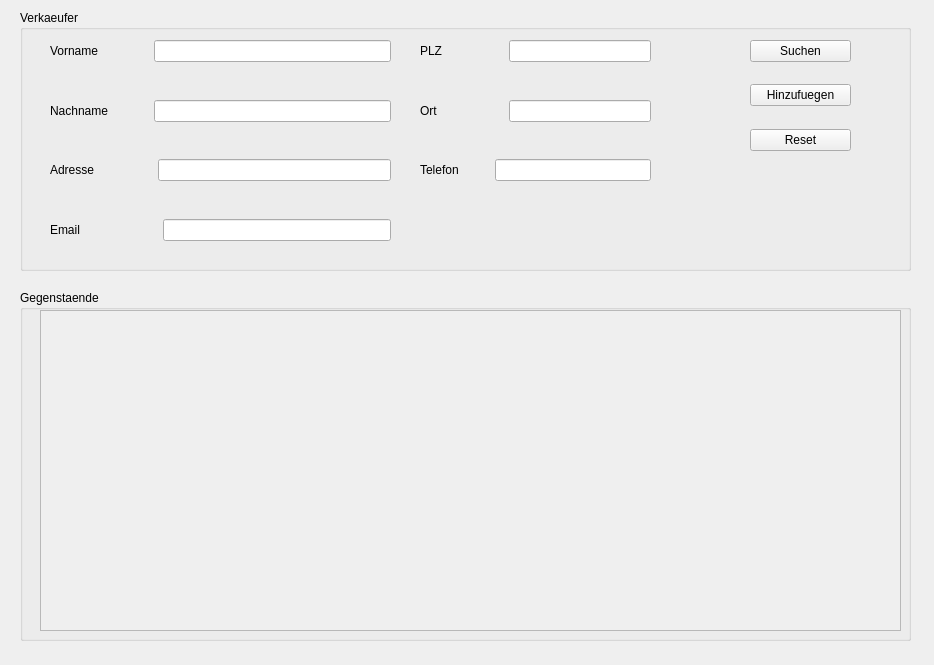
hoihrig/iBasar, file iBasar/sellerregistrationwidget.ui: the form before one commit.
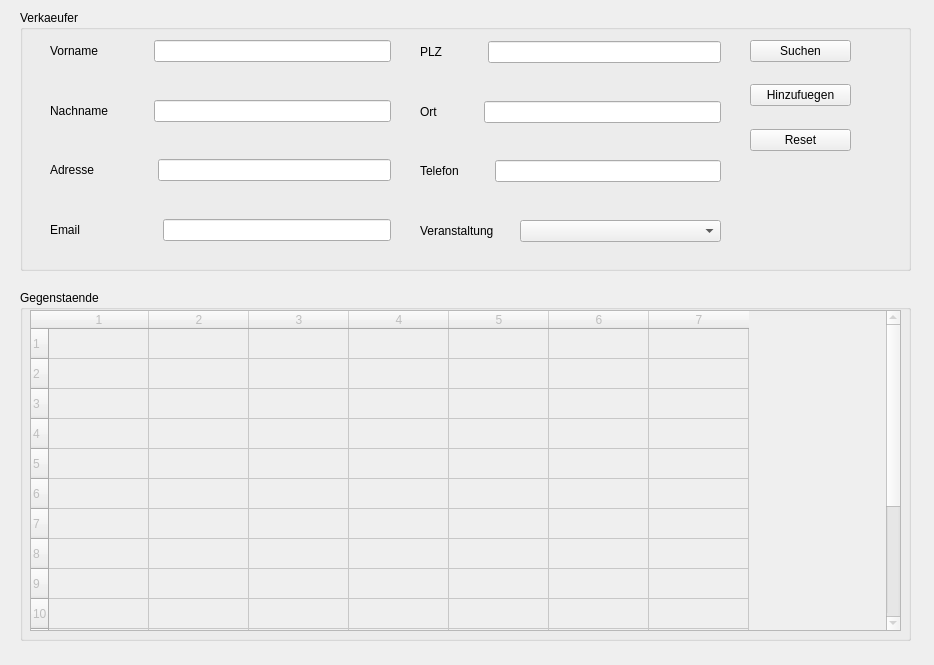
The form after the commit.

Commit message: Added EventList to Seller Registration

Diff of the .ui file:
```diff
--- a/iBasar/sellerregistrationwidget.ui
+++ b/iBasar/sellerregistrationwidget.ui
@@ -242,13 +242,72 @@
      </item>
     </layout>
    </widget>
+   <widget class="QWidget" name="">
+    <property name="geometry">
+     <rect>
+      <x>730</x>
+      <y>30</y>
+      <width>101</width>
+      <height>111</height>
+     </rect>
+    </property>
+    <layout class="QVBoxLayout" name="verticalLayout_3">
+     <item>
+      <widget class="QPushButton" name="sellersearchbtn">
+       <property name="text">
+        <string>Suchen</string>
+       </property>
+      </widget>
+     </item>
+     <item>
+      <spacer name="verticalSpacer_6">
+       <property name="orientation">
+        <enum>Qt::Vertical</enum>
+       </property>
+       <property name="sizeHint" stdset="0">
+        <size>
+         <width>20</width>
+         <height>18</height>
+        </size>
+       </property>
+      </spacer>
+     </item>
+     <item>
+      <widget class="QPushButton" name="selleraddbtn">
+       <property name="text">
+        <string>Hinzufuegen</string>
+       </property>
+      </widget>
+     </item>
+     <item>
+      <spacer name="verticalSpacer_7">
+       <property name="orientation">
+        <enum>Qt::Vertical</enum>
+       </property>
+       <property name="sizeHint" stdset="0">
+        <size>
+         <width>20</width>
+         <height>18</height>
+        </size>
+       </property>
+      </spacer>
+     </item>
+     <item>
+      <widget class="QPushButton" name="sellerresetbtn">
+       <property name="text">
+        <string>Reset</string>
+       </property>
+      </widget>
+     </item>
+    </layout>
+   </widget>
    <widget class="QWidget" name="">
     <property name="geometry">
      <rect>
       <x>400</x>
-      <y>30</y>
-      <width>231</width>
-      <height>141</height>
+      <y>31</y>
+      <width>301</width>
+      <height>201</height>
      </rect>
     </property>
     <layout class="QVBoxLayout" name="verticalLayout_2">
@@ -276,6 +335,12 @@
        </item>
        <item>
         <widget class="QLineEdit" name="plzedit">
+         <property name="sizePolicy">
+          <sizepolicy hsizetype="Expanding" vsizetype="Fixed">
+           <horstretch>2</horstretch>
+           <verstretch>0</verstretch>
+          </sizepolicy>
+         </property>
          <property name="minimumSize">
           <size>
            <width>142</width>
@@ -323,6 +388,12 @@
        </item>
        <item>
         <widget class="QLineEdit" name="cityedit">
+         <property name="sizePolicy">
+          <sizepolicy hsizetype="Expanding" vsizetype="Fixed">
+           <horstretch>2</horstretch>
+           <verstretch>0</verstretch>
+          </sizepolicy>
+         </property>
          <property name="minimumSize">
           <size>
            <width>142</width>
@@ -372,13 +443,13 @@
         <widget class="QLineEdit" name="phoneedit">
          <property name="sizePolicy">
           <sizepolicy hsizetype="Expanding" vsizetype="Fixed">
-           <horstretch>1</horstretch>
+           <horstretch>2</horstretch>
            <verstretch>0</verstretch>
           </sizepolicy>
          </property>
          <property name="minimumSize">
           <size>
-           <width>142</width>
+           <width>225</width>
            <height>0</height>
           </size>
          </property>
@@ -386,64 +457,52 @@
        </item>
       </layout>
      </item>
-    </layout>
-   </widget>
-   <widget class="QWidget" name="">
-    <property name="geometry">
-     <rect>
-      <x>730</x>
-      <y>30</y>
-      <width>101</width>
-      <height>111</height>
-     </rect>
-    </property>
-    <layout class="QVBoxLayout" name="verticalLayout_3">
      <item>
-      <widget class="QPushButton" name="sellersearchbtn">
-       <property name="text">
-        <string>Suchen</string>
-       </property>
-      </widget>
-     </item>
-     <item>
-      <spacer name="verticalSpacer_6">
+      <spacer name="verticalSpacer_8">
        <property name="orientation">
         <enum>Qt::Vertical</enum>
        </property>
        <property name="sizeHint" stdset="0">
         <size>
          <width>20</width>
-         <height>18</height>
+         <height>28</height>
         </size>
        </property>
       </spacer>
      </item>
      <item>
-      <widget class="QPushButton" name="selleraddbtn">
-       <property name="text">
-        <string>Hinzufuegen</string>
-       </property>
-      </widget>
-     </item>
-     <item>
-      <spacer name="verticalSpacer_7">
-       <property name="orientation">
-        <enum>Qt::Vertical</enum>
-       </property>
-       <property name="sizeHint" stdset="0">
-        <size>
-         <width>20</width>
-         <height>18</height>
-        </size>
-       </property>
-      </spacer>
-     </item>
-     <item>
-      <widget class="QPushButton" name="sellerresetbtn">
-       <property name="text">
-        <string>Reset</string>
-       </property>
-      </widget>
+      <layout class="QHBoxLayout" name="horizontalLayout_8">
+       <item>
+        <widget class="QLabel" name="eventlbl">
+         <property name="text">
+          <string>Veranstaltung</string>
+         </property>
+        </widget>
+       </item>
+       <item>
+        <spacer name="horizontalSpacer_8">
+         <property name="orientation">
+          <enum>Qt::Horizontal</enum>
+         </property>
+         <property name="sizeHint" stdset="0">
+          <size>
+           <width>20</width>
+           <height>20</height>
+          </size>
+         </property>
+        </spacer>
+       </item>
+       <item>
+        <widget class="QComboBox" name="eventComboBox">
+         <property name="sizePolicy">
+          <sizepolicy hsizetype="Expanding" vsizetype="Fixed">
+           <horstretch>2</horstretch>
+           <verstretch>0</verstretch>
+          </sizepolicy>
+         </property>
+        </widget>
+       </item>
+      </layout>
      </item>
     </layout>
    </widget>
@@ -460,18 +519,47 @@
    <property name="title">
     <string>Gegenstaende</string>
    </property>
-   <widget class="QTableView" name="itemtableView">
+   <widget class="QTableWidget" name="tableWidget">
     <property name="enabled">
      <bool>false</bool>
     </property>
     <property name="geometry">
      <rect>
-      <x>20</x>
+      <x>10</x>
       <y>20</y>
-      <width>861</width>
+      <width>871</width>
       <height>321</height>
      </rect>
     </property>
+    <property name="rowCount">
+     <number>16</number>
+    </property>
+    <property name="columnCount">
+     <number>7</number>
+    </property>
+    <row/>
+    <row/>
+    <row/>
+    <row/>
+    <row/>
+    <row/>
+    <row/>
+    <row/>
+    <row/>
+    <row/>
+    <row/>
+    <row/>
+    <row/>
+    <row/>
+    <row/>
+    <row/>
+    <column/>
+    <column/>
+    <column/>
+    <column/>
+    <column/>
+    <column/>
+    <column/>
    </widget>
   </widget>
   <zorder>namelbl</zorder>
```
The commit also changes 3 other files.
